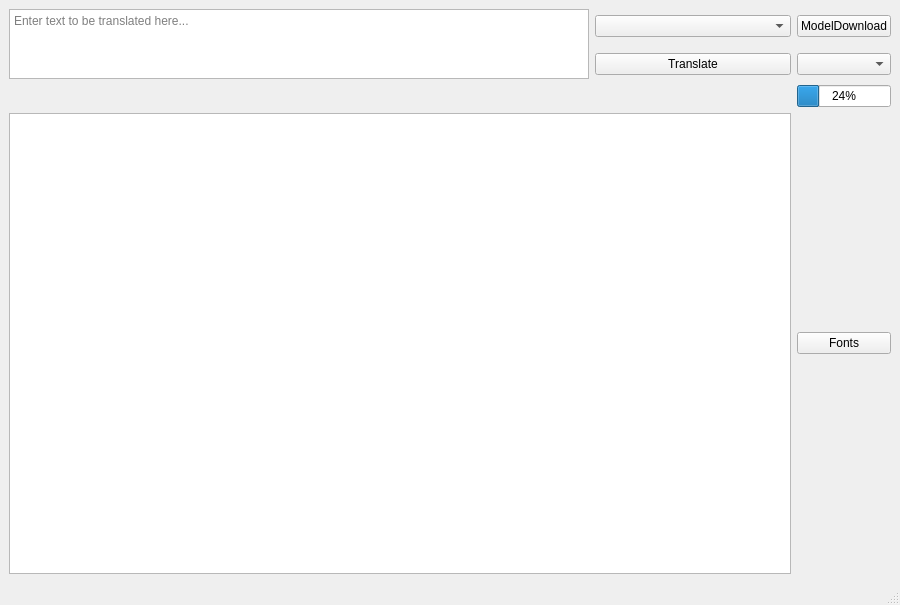
Before: the Qt Designer form mainwindow.ui in XapaJIaMnu/translateLocally, drawn with Qt 5.
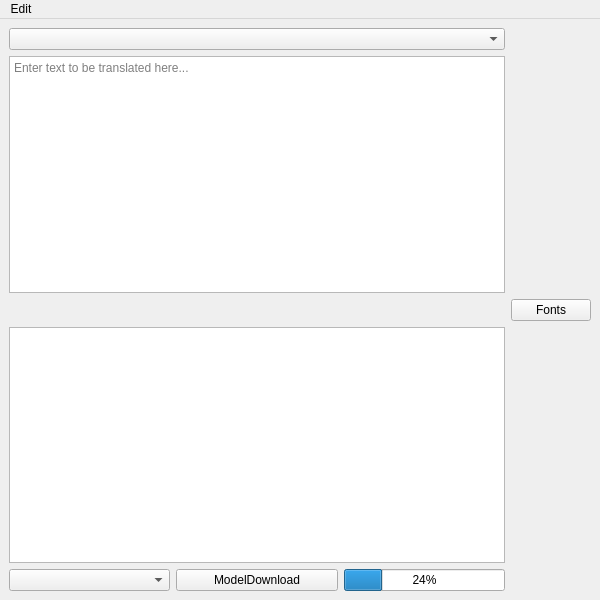
After: the same form once the commit is applied.

Commit message: Move translation button into menu, download to bottom of window for now

Patch:
```diff
--- a/mainwindow.ui
+++ b/mainwindow.ui
@@ -6,8 +6,8 @@
    <rect>
     <x>0</x>
     <y>0</y>
-    <width>900</width>
-    <height>605</height>
+    <width>600</width>
+    <height>600</height>
    </rect>
   </property>
   <property name="windowTitle">
@@ -15,24 +15,27 @@
   </property>
   <widget class="QWidget" name="centralwidget">
    <layout class="QGridLayout" name="gridLayout">
-    <item row="0" column="1">
-     <widget class="QComboBox" name="localModels">
-      <property name="minimumSize">
-       <size>
-        <width>196</width>
-        <height>0</height>
-       </size>
+    <item row="3" column="0">
+     <widget class="QPlainTextEdit" name="inputBox">
+      <property name="placeholderText">
+       <string>Enter text to be translated here...</string>
       </property>
      </widget>
     </item>
-    <item row="1" column="1">
-     <widget class="QPushButton" name="translateButton">
+    <item row="6" column="0">
+     <layout class="QHBoxLayout" name="horizontalLayout_2">
+      <item>
+       <widget class="QComboBox" name="Models">
+       </widget>
+      </item>
+      <item>
+       <widget class="QPushButton" name="modelDownload">
       <property name="text">
-       <string>Translate</string>
+         <string>ModelDownload</string>
       </property>
      </widget>
     </item>
-    <item row="2" column="2">
+      <item>
      <widget class="QProgressBar" name="progressBar">
       <property name="enabled">
        <bool>true</bool>
@@ -48,25 +51,24 @@
       </property>
      </widget>
     </item>
-    <item row="4" column="0" colspan="2">
+     </layout>
+    </item>
+    <item row="5" column="0">
      <widget class="QTextBrowser" name="outputBox"/>
     </item>
-    <item row="0" column="0" rowspan="2">
-     <widget class="QPlainTextEdit" name="inputBox">
-      <property name="placeholderText">
-       <string>Enter text to be translated here...</string>
+    <item row="1" column="0">
+     <layout class="QHBoxLayout" name="horizontalLayout">
+      <item>
+       <widget class="QComboBox" name="localModels">
+        <property name="minimumSize">
+         <size>
+          <width>196</width>
+          <height>0</height>
+         </size>
       </property>
      </widget>
     </item>
-    <item row="1" column="2">
-     <widget class="QComboBox" name="Models"/>
-    </item>
-    <item row="0" column="2">
-     <widget class="QPushButton" name="modelDownload">
-      <property name="text">
-       <string>ModelDownload</string>
-      </property>
-     </widget>
+     </layout>
     </item>
     <item row="4" column="2">
      <widget class="QPushButton" name="FontButton">
@@ -82,12 +84,23 @@
     <rect>
      <x>0</x>
      <y>0</y>
-     <width>900</width>
-     <height>43</height>
+     <width>677</width>
+     <height>24</height>
     </rect>
    </property>
-  </widget>
-  <widget class="QStatusBar" name="statusbar"/>
+   <widget class="QMenu" name="menuEdit">
+    <property name="title">
+     <string>Edit</string>
+    </property>
+    <addaction name="actionTranslate"/>
+   </widget>
+   <addaction name="menuEdit"/>
+  </widget>
+  <action name="actionTranslate">
+   <property name="text">
+    <string>Translate</string>
+   </property>
+  </action>
  </widget>
  <resources/>
  <connections/>
```
Lines whose indentation alone changed are shown as unchanged. The commit also changes 2 other files.
